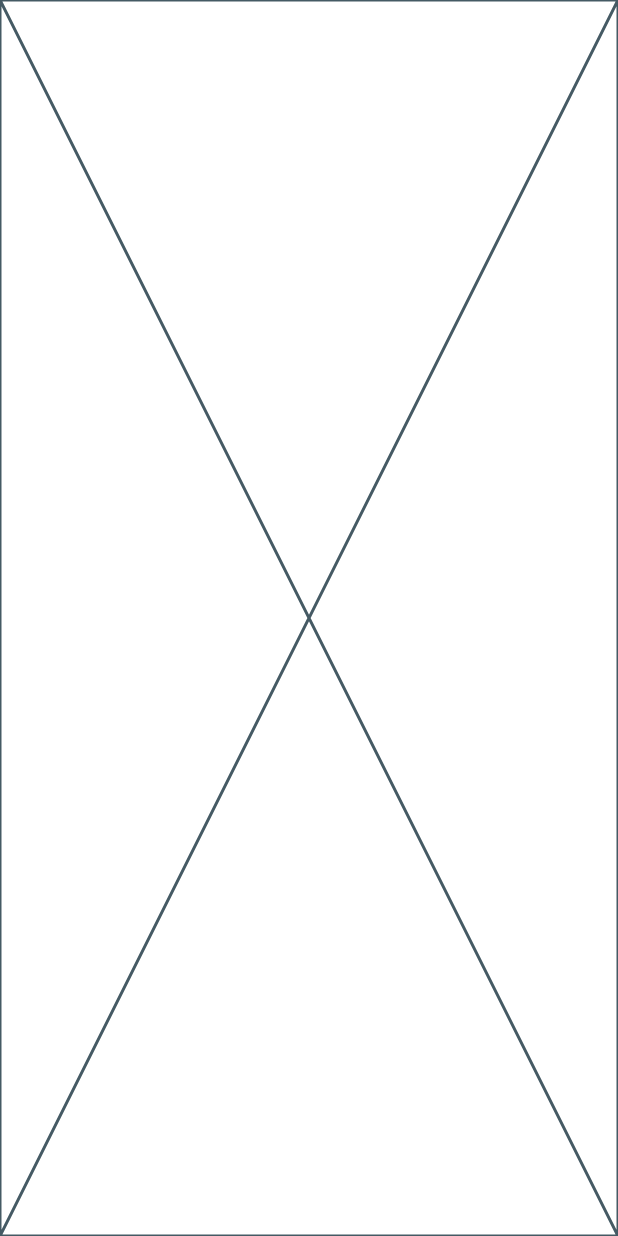
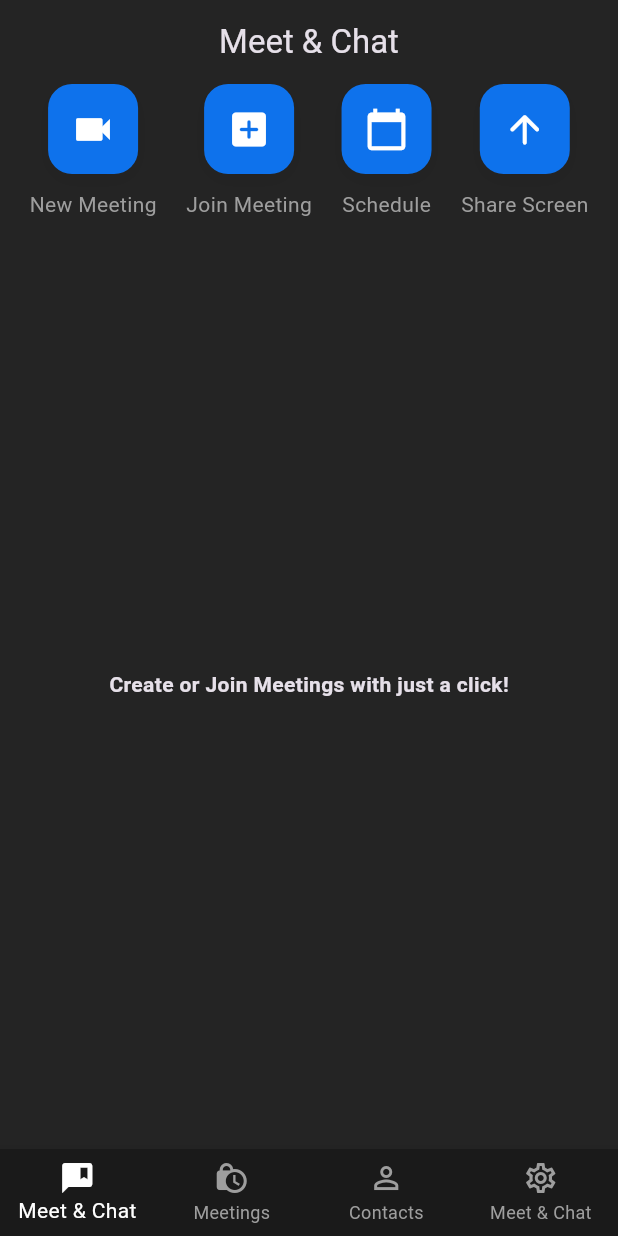
Before and after one commit to samarth-5/Interactify, a Flutter app: the screen it shows once a user with an empty profile is signed in, on a phone screen of 412 x 824 dp. Run offline on Flutter 3.47's test engine with Material 3 defaults, Android fonts, the phone set to English and light mode, and no system bars; our stand-ins replace cloud_firestore, firebase_auth, firebase_core, google_sign_in; accounts and stored records are empty.

Commit message:
home screen ui completed

```diff
--- a/lib/screens/home_screen.dart
+++ b/lib/screens/home_screen.dart
@@ -1,4 +1,6 @@
 import 'package:flutter/material.dart';
+import 'package:interactify/utils/colors.dart';
+import 'package:interactify/widgets/home_meeting_button.dart';
 
 class HomeScreen extends StatefulWidget {
   const HomeScreen({super.key});
@@ -8,8 +10,96 @@
 }
 
 class _HomeScreenState extends State<HomeScreen> {
+  int _page = 0;
+  onPageChanged(int page) {
+    setState(() {
+      _page = page;
+    });
+  }
+
   @override
   Widget build(BuildContext context) {
-    return const Placeholder();
+    return Scaffold(
+      appBar: AppBar(
+        backgroundColor: backgroundColor,
+        //elevation: 0,
+        title: const Text('Meet & Chat'),
+        centerTitle: true,
+        actions: [],
+      ),
+      body: Column(
+        children: [
+          Row(
+            mainAxisAlignment: MainAxisAlignment.spaceEvenly,
+            children: [
+              HomeMeetingButton(
+                onPressed: () {},
+                text: 'New Meeting',
+                icon: Icons.videocam,
+              ),
+              HomeMeetingButton(
+                onPressed: () {},
+                text: 'Join Meeting',
+                icon: Icons.add_box_rounded,
+              ),
+              HomeMeetingButton(
+                onPressed: () {},
+                text: 'Schedule',
+                icon: Icons.calendar_today,
+              ),
+              HomeMeetingButton(
+                onPressed: () {},
+                text: 'Share Screen',
+                icon: Icons.arrow_upward_rounded,
+              ),
+            ],
+          ),
+          const Expanded(
+              child: Center(
+            child: Text(
+              'Create or Join Meetings with just a click!',
+              style: TextStyle(
+                fontWeight: FontWeight.bold,
+                fontSize: 14,
+              ),
+            ),
+          ))
+        ],
+      ),
+      bottomNavigationBar: BottomNavigationBar(
+        backgroundColor: footerColor,
+        selectedItemColor: Colors.white,
+        unselectedItemColor: Colors.grey,
+        onTap: onPageChanged,
+        currentIndex: _page,
+        type: BottomNavigationBarType.fixed,
+        items: const [
+          BottomNavigationBarItem(
+            icon: Icon(
+              Icons.comment_bank,
+            ),
+            label: 'Meet & Chat',
+          ),
+          BottomNavigationBarItem(
+            icon: Icon(
+              Icons.lock_clock,
+            ),
+            label: 'Meetings',
+          ),
+          BottomNavigationBarItem(
+            icon: Icon(
+              Icons.person_outline,
+            ),
+            label: 'Contacts',
+          ),
+          BottomNavigationBarItem(
+            icon: Icon(
+              Icons.settings_outlined,
+            ),
+            label: 'Meet & Chat',
+          ),
+        ],
+      ),
+    );
   }
 }
--- /dev/null
+++ b/lib/widgets/home_meeting_button.dart
@@ -0,0 +1,50 @@
+import 'package:flutter/material.dart';
+import 'package:interactify/utils/colors.dart';
+
+class HomeMeetingButton extends StatelessWidget {
+  final VoidCallback onPressed;
+  final IconData icon;
+  final String text;
+  const HomeMeetingButton(
+      {super.key,
+      required this.onPressed,
+      required this.icon,
+      required this.text});
+
+  @override
+  Widget build(BuildContext context) {
+    return GestureDetector(
+      onTap: onPressed,
+      child: Column(
+        children: [
+          Container(
+            decoration: BoxDecoration(
+                color: buttonColor,
+                borderRadius: BorderRadius.circular(16),
+                boxShadow: [
+                  BoxShadow(
+                    blurRadius: 10,
+                    color: Colors.black.withOpacity(0.06),
+                    offset: const Offset(0, 4),
+                  )
+                ]),
+            width: 60,
+            height: 60,
+            child: Icon(
+              icon,
+              color: Colors.white,
+              size: 30,
+            ),
+          ),
+          const SizedBox(height: 10),
+          Text(
+            text,
+            style: const TextStyle(
+              color: Colors.grey,
+            ),
+          ),
+        ],
+      ),
+    );
+  }
+}
```
